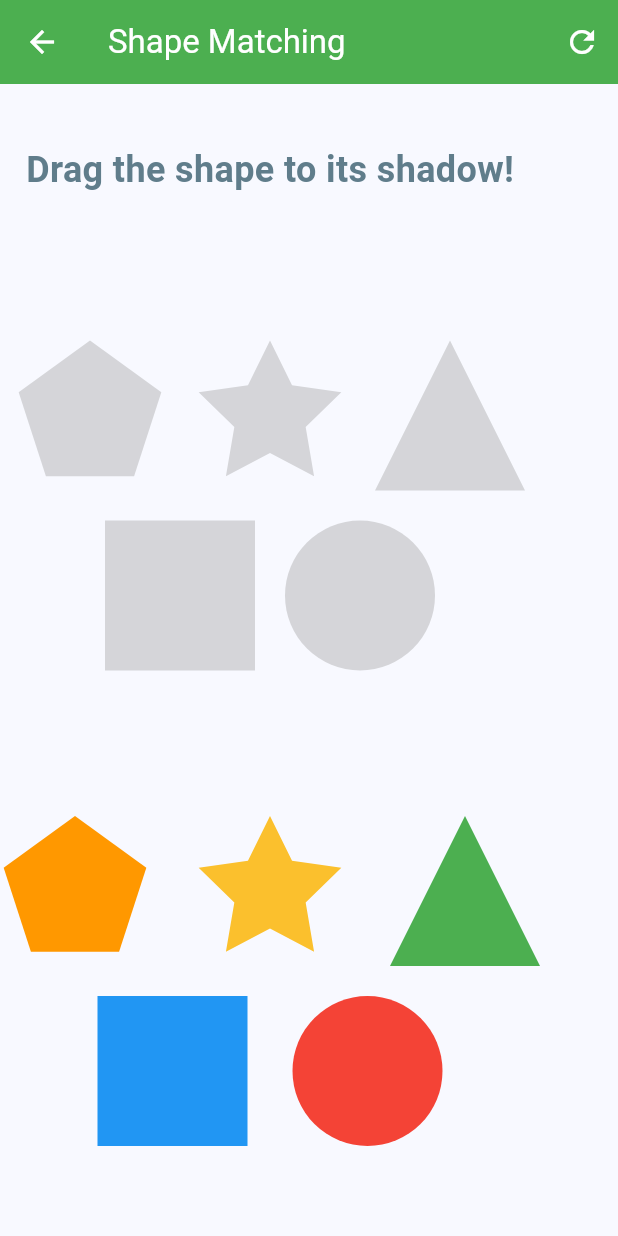
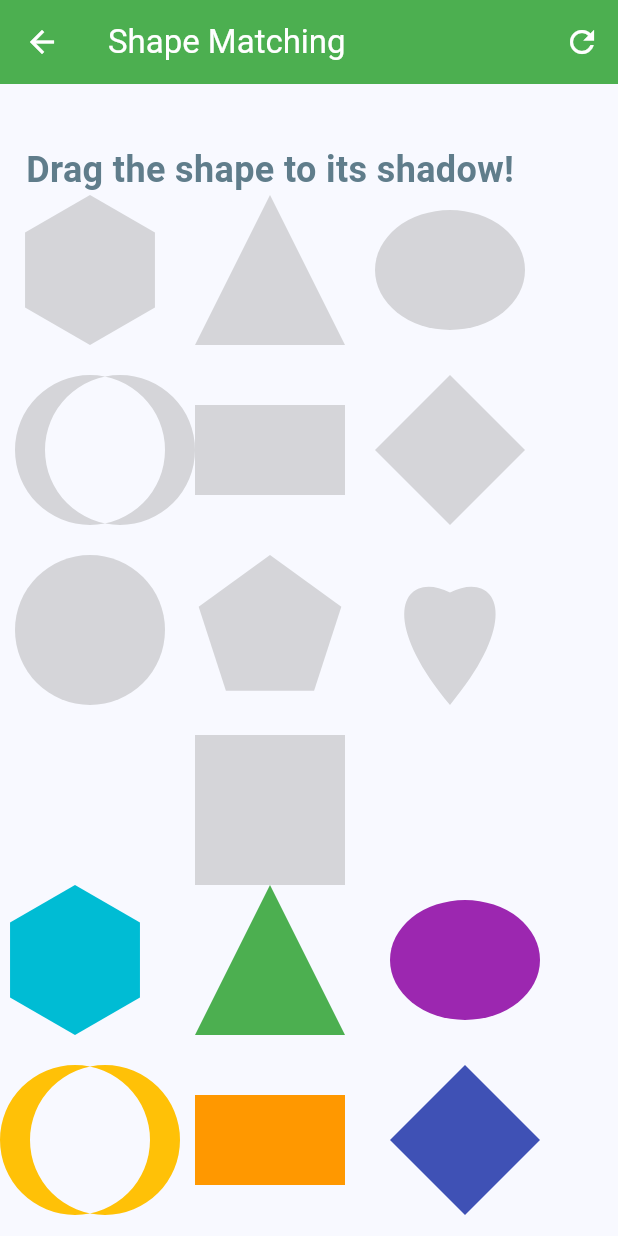
Before and after one commit to vdkolekar/ABCDApp, a Flutter app: the ShapesMatchingScreen screen opened directly, on a phone screen of 412 x 824 dp. Run offline on Flutter 3.47's test engine with Material 3 defaults, Android fonts, the phone set to English and light mode, and no system bars; our stand-ins replace flutter_riverpod, flutter_tts, hive, hive_flutter, lottie; accounts and stored records are empty.

Commit message:
Complete app update: Rename to Learning App, update icons, expand shapes to 10, switch to TTS sound system, and fix UI overflows

```diff
--- a/lib/domain/models/app_shape.dart
+++ b/lib/domain/models/app_shape.dart
@@ -1,6 +1,18 @@
 import 'package:flutter/material.dart';
 
-enum ShapeType { circle, square, triangle, star, pentagon }
+enum ShapeType {
+  circle,
+  square,
+  triangle,
+  star,
+  pentagon,
+  rectangle,
+  oval,
+  hexagon,
+  crescent,
+  heart,
+  diamond
+}
 
 class AppShape {
   final String id;
@@ -17,9 +29,14 @@ class AppShape {
 }
 
 final List<AppShape> defaultShapes = [
-  AppShape(id: '1', name: 'Circle', type: ShapeType.circle, color: Colors.red),
-  AppShape(id: '2', name: 'Square', type: ShapeType.square, color: Colors.blue),
-  AppShape(id: '3', name: 'Triangle', type: ShapeType.triangle, color: Colors.green),
-  AppShape(id: '4', name: 'Star', type: ShapeType.star, color: Colors.yellow[700]!),
-  AppShape(id: '5', name: 'Pentagon', type: ShapeType.pentagon, color: Colors.orange),
+  AppShape(id: 'square', name: 'Square', type: ShapeType.square, color: Colors.blue),
+  AppShape(id: 'triangle', name: 'Triangle', type: ShapeType.triangle, color: Colors.green),
+  AppShape(id: 'circle', name: 'Circle', type: ShapeType.circle, color: Colors.red),
+  AppShape(id: 'rectangle', name: 'Rectangle', type: ShapeType.rectangle, color: Colors.orange),
+  AppShape(id: 'oval', name: 'Oval', type: ShapeType.oval, color: Colors.purple),
+  AppShape(id: 'hexagon', name: 'Hexagon', type: ShapeType.hexagon, color: Colors.cyan),
+  AppShape(id: 'pentagon', name: 'Pentagon', type: ShapeType.pentagon, color: Colors.teal),
+  AppShape(id: 'crescent', name: 'Crescent', type: ShapeType.crescent, color: Colors.amber),
+  AppShape(id: 'heart', name: 'Heart', type: ShapeType.heart, color: Colors.pink),
+  AppShape(id: 'diamond', name: 'Diamond', type: ShapeType.diamond, color: Colors.indigo),
 ];
--- a/lib/main.dart
+++ b/lib/main.dart
@@ -33,7 +33,7 @@ class ABCDApp extends StatelessWidget {
   @override
   Widget build(BuildContext context) {
     return MaterialApp(
-      title: 'Tracing & Learning App',
+      title: 'Learning App',
       debugShowCheckedModeBanner: false,
       theme: ThemeData(
         primarySwatch: Colors.blue,
```
Also changed, not shown: lib/presentation/providers/phonics_provider.dart (+29 -8 lines), lib/presentation/screens/drop_learn_screen.dart (+18 -11 lines), lib/presentation/screens/tap_learn_screen.dart (+51 -12 lines), lib/presentation/widgets/shape_widget.dart (+41 -3 lines), pubspec.yaml (+10 -1 lines), pubspec.lock, 32 other files.
